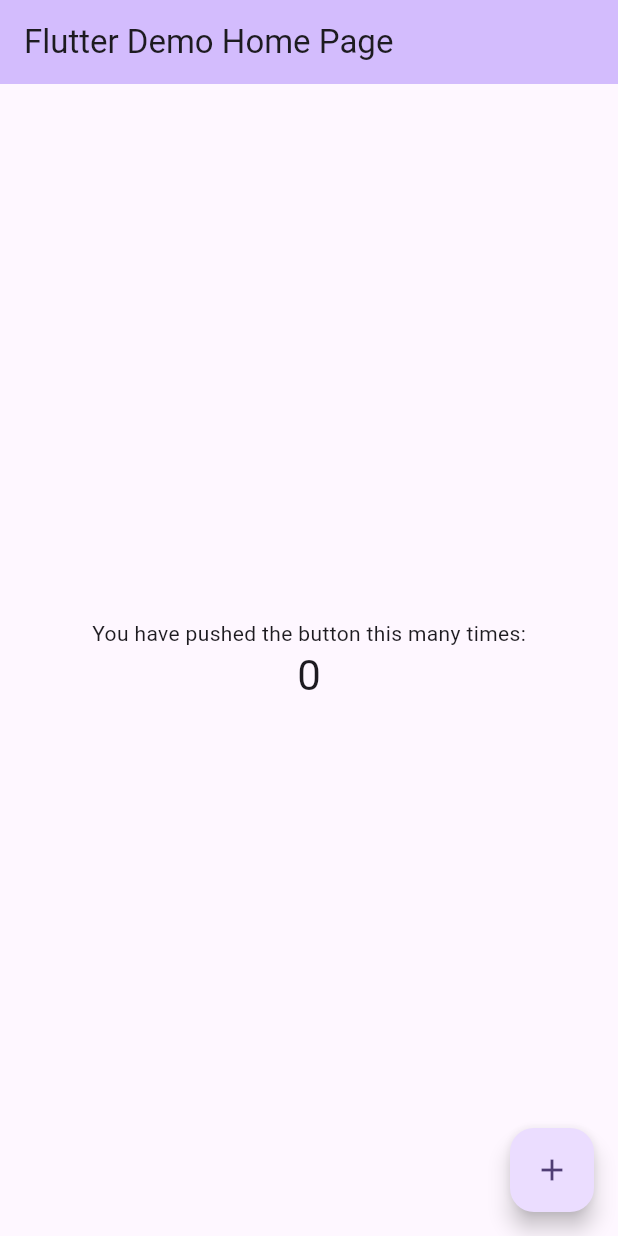
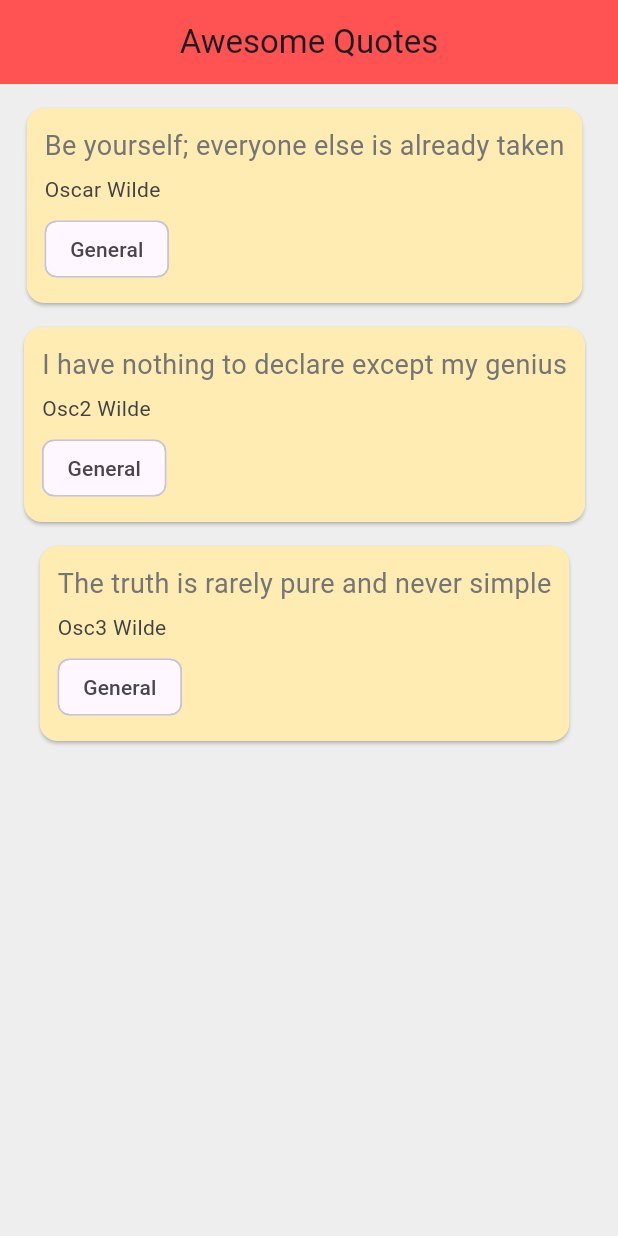
Before and after one commit to Max-bagel/Net-Ninja-Quote-Lab, a Flutter app: the screen it shows after launch, on a phone screen of 412 x 824 dp. Run offline on Flutter 3.47's test engine with Material 3 defaults, Android fonts, the phone set to English and light mode, and no system bars.

Commit message:
Initial Commit

```diff
--- a/lib/main.dart
+++ b/lib/main.dart
@@ -1,122 +1,44 @@
 import 'package:flutter/material.dart';
+import 'quote.dart';
+import 'quote_card.dart';
 
-void main() {
-  runApp(const MyApp());
+void main() => runApp(MaterialApp(home: QuoteList()));
+
+class QuoteList extends StatefulWidget {
+  const QuoteList({super.key});
+
+  @override
+  State<QuoteList> createState() => _QuoteListState();
 }
 
-class MyApp extends StatelessWidget {
-  const MyApp({super.key});
+class _QuoteListState extends State<QuoteList> {
+  List<Quote> quotes = [
+    Quote(
+      author: 'Oscar Wilde',
+      text: "Be yourself; everyone else is already taken",
+    ),
+    Quote(
+      author: 'Osc2 Wilde',
+      text: "I have nothing to declare except my genius",
+    ),
+    Quote(
+      author: 'Osc3 Wilde',
+      text: "The truth is rarely pure and never simple",
+    ),
+  ];
 
-  // This widget is the root of your application.
   @override
   Widget build(BuildContext context) {
-    return MaterialApp(
-      title: 'Flutter Demo',
-      theme: ThemeData(
-        // This is the theme of your application.
-        //
-        // TRY THIS: Try running your application with "flutter run". You'll see
-        // the application has a purple toolbar. Then, without quitting the app,
-        // try changing the seedColor in the colorScheme below to Colors.green
-        // and then invoke "hot reload" (save your changes or press the "hot
-        // reload" button in a Flutter-supported IDE, or press "r" if you used
-        // the command line to start the app).
-        //
-        // Notice that the counter didn't reset back to zero; the application
-        // state is not lost during the reload. To reset the state, use hot
-        // restart instead.
-        //
-        // This works for code too, not just values: Most code changes can be
-        // tested with just a hot reload.
-        colorScheme: ColorScheme.fromSeed(seedColor: Colors.deepPurple),
+    return Scaffold(
+      backgroundColor: Colors.grey[200],
+      appBar: AppBar(
+        title: Text('Awesome Quotes'),
+        centerTitle: true,
+        backgroundColor: Colors.redAccent,
       ),
-      home: const MyHomePage(title: 'Flutter Demo Home Page'),
+      body: Column(
+        children: quotes.map((quote) => QuoteCard(quote: quote)).toList(),
+      ),
     );
   }
 }
-
-class MyHomePage extends StatefulWidget {
-  const MyHomePage({super.key, required this.title});
-
-  // This widget is the home page of your application. It is stateful, meaning
-  // that it has a State object (defined below) that contains fields that affect
-  // how it looks.
-
-  // This class is the configuration for the state. It holds the values (in this
-  // case the title) provided by the parent (in this case the App widget) and
-  // used by the build method of the State. Fields in a Widget subclass are
-  // always marked "final".
-
-  final String title;
-
-  @override
-  State<MyHomePage> createState() => _MyHomePageState();
-}
-
-class _MyHomePageState extends State<MyHomePage> {
-  int _counter = 0;
-
-  void _incrementCounter() {
-    setState(() {
-      // This call to setState tells the Flutter framework that something has
-      // changed in this State, which causes it to rerun the build method below
-      // so that the display can reflect the updated values. If we changed
-      // _counter without calling setState(), then the build method would not be
-      // called again, and so nothing would appear to happen.
-      _counter++;
-    });
-  }
-
-  @override
-  Widget build(BuildContext context) {
-    // This method is rerun every time setState is called, for instance as done
-    // by the _incrementCounter method above.
-    //
-    // The Flutter framework has been optimized to make rerunning build methods
-    // fast, so that you can just rebuild anything that needs updating rather
-    // than having to individually change instances of widgets.
-    return Scaffold(
-      appBar: AppBar(
-        // TRY THIS: Try changing the color here to a specific color (to
-        // Colors.amber, perhaps?) and trigger a hot reload to see the AppBar
-        // change color while the other colors stay the same.
-        backgroundColor: Theme.of(context).colorScheme.inversePrimary,
-        // Here we take the value from the MyHomePage object that was created by
-        // the App.build method, and use it to set our appbar title.
-        title: Text(widget.title),
-      ),
-      body: Center(
-        // Center is a layout widget. It takes a single child and positions it
-        // in the middle of the parent.
-        child: Column(
-          // Column is also a layout widget. It takes a list of children and
-          // arranges them vertically. By default, it sizes itself to fit its
-          // children horizontally, and tries to be as tall as its parent.
-          //
-          // Column has various properties to control how it sizes itself and
-          // how it positions its children. Here we use mainAxisAlignment to
-          // center the children vertically; the main axis here is the vertical
-          // axis because Columns are vertical (the cross axis would be
-          // horizontal).
-          //
-          // TRY THIS: Invoke "debug painting" (choose the "Toggle Debug Paint"
-          // action in the IDE, or press "p" in the console), to see the
-          // wireframe for each widget.
-          mainAxisAlignment: MainAxisAlignment.center,
-          children: <Widget>[
-            const Text('You have pushed the button this many times:'),
-            Text(
-              '$_counter',
-              style: Theme.of(context).textTheme.headlineMedium,
-            ),
-          ],
-        ),
-      ),
-      floatingActionButton: FloatingActionButton(
-        onPressed: _incrementCounter,
-        tooltip: 'Increment',
-        child: const Icon(Icons.add),
-      ), // This trailing comma makes auto-formatting nicer for build methods.
-    );
-  }
-}
--- /dev/null
+++ b/lib/quote.dart
@@ -0,0 +1,6 @@
+class Quote {
+  final String text;
+  final String author;
+
+  Quote({required this.text, required this.author});
+}
--- /dev/null
+++ b/lib/quote_card.dart
@@ -0,0 +1,48 @@
+import 'package:flutter/material.dart';
+import 'quote.dart';
+import 'random.dart';
+
+class QuoteCard extends StatefulWidget {
+  final Quote quote;
+  const QuoteCard({super.key, required this.quote});
+
+  @override
+  State<QuoteCard> createState() => _QuoteCardState();
+}
+
+class _QuoteCardState extends State<QuoteCard> {
+  String category = RandomCategory().getRandomCategory();
+
+  Color cardColor(String c) => switch (c.toLowerCase()) {
+    'general' => Colors.amber.shade100,
+    'business' => Colors.blue.shade100,
+    _ => Colors.grey.shade100,
+  };
+
+  @override
+  Widget build(BuildContext context) {
+    return Card(
+      margin: EdgeInsets.fromLTRB(16.0, 16.0, 16.0, 0),
+      color: cardColor(category),
+      child: Padding(
+        padding: const EdgeInsets.all(12.0),
+        child: Column(
+          crossAxisAlignment: CrossAxisAlignment.start,
+          children: <Widget>[
+            Text(
+              widget.quote.text,
+              style: TextStyle(fontSize: 18.0, color: Colors.grey[600]),
+            ),
+            SizedBox(height: 6.0),
+            Text(
+              widget.quote.author,
+              style: TextStyle(fontSize: 14.0, color: Colors.grey[800]),
+            ),
+            SizedBox(height: 6.0),
+            Wrap(spacing: 8, children: [Chip(label: Text(category))]),
+          ],
+        ),
+      ),
+    );
+  }
+}
--- /dev/null
+++ b/lib/random.dart
@@ -0,0 +1,18 @@
+import 'dart:math';
+
+class RandomCategory {
+  final Random _random = Random();
+
+  String getRandomCategory() {
+    int randomNumber = _random.nextInt(2);
+    String category;
+    if (randomNumber == 0) {
+      category = 'General';
+    } else if (randomNumber == 1) {
+      category = 'Business';
+    } else {
+      category = 'Other';
+    }
+    return category;
+  }
+}
--- a/pubspec.yaml
+++ b/pubspec.yaml
@@ -58,9 +58,8 @@ flutter:
   uses-material-design: true
 
   # To add assets to your application, add an assets section, like this:
-  # assets:
-  #   - images/a_dot_burr.jpeg
-  #   - images/a_dot_ham.jpeg
+assets:
+    -assets/tk_photo_2025_06-2025_2025-06-burger-doneness-guide_burger-doneness-guide-0195.jpg
 
   # An image asset can refer to one or more resolution-specific "variants", see
   # https://flutter.dev/to/resolution-aware-images
```
